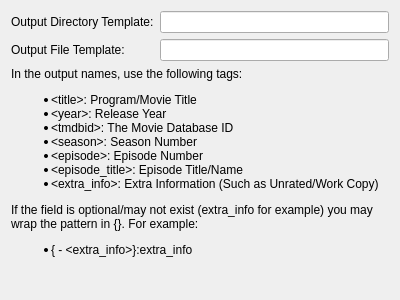
The window that UI/Preferences/TVShowSettings.ui (towel42-com/MediaManager) describes before a commit, drawn with Qt 5.
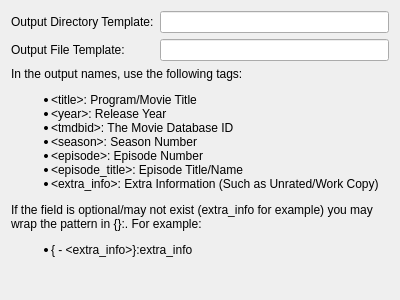
The same window after the commit.

Patch:
```diff
--- a/UI/Preferences/TVShowSettings.ui
+++ b/UI/Preferences/TVShowSettings.ui
@@ -47,7 +47,7 @@
    <item row="2" column="0" colspan="2">
     <widget class="QLabel" name="label_3">
      <property name="text">
-      <string>&lt;html&gt;&lt;head/&gt;&lt;body&gt;&lt;p&gt;In the output names, use the following tags:&lt;/p&gt;&lt;ul style=&quot;margin-top: 0px; margin-bottom: 0px; margin-left: 0px; margin-right: 0px; -qt-list-indent: 1;&quot;&gt;&lt;li style=&quot; margin-top:12px; margin-bottom:0px; margin-left:0px; margin-right:0px; -qt-block-indent:0; text-indent:0px;&quot;&gt;&amp;lt;title&amp;gt;: Program/Movie Title&lt;/li&gt;&lt;li style=&quot; margin-top:0px; margin-bottom:0px; margin-left:0px; margin-right:0px; -qt-block-indent:0; text-indent:0px;&quot;&gt;&amp;lt;year&amp;gt;: Release Year&lt;/li&gt;&lt;li style=&quot; margin-top:0px; margin-bottom:0px; margin-left:0px; margin-right:0px; -qt-block-indent:0; text-indent:0px;&quot;&gt;&amp;lt;tmdbid&amp;gt;: The Movie Database ID&lt;/li&gt;&lt;li style=&quot; margin-top:0px; margin-bottom:0px; margin-left:0px; margin-right:0px; -qt-block-indent:0; text-indent:0px;&quot;&gt;&amp;lt;season&amp;gt;: Season Number&lt;/li&gt;&lt;li style=&quot; margin-top:0px; margin-bottom:0px; margin-left:0px; margin-right:0px; -qt-block-indent:0; text-indent:0px;&quot;&gt;&amp;lt;episode&amp;gt;: Episode Number&lt;/li&gt;&lt;li style=&quot; margin-top:0px; margin-bottom:0px; margin-left:0px; margin-right:0px; -qt-block-indent:0; text-indent:0px;&quot;&gt;&amp;lt;episode_title&amp;gt;: Episode Title/Name&lt;/li&gt;&lt;li style=&quot; margin-top:0px; margin-bottom:12px; margin-left:0px; margin-right:0px; -qt-block-indent:0; text-indent:0px;&quot;&gt;&amp;lt;extra_info&amp;gt;: Extra Information (Such as Unrated/Work Copy)&lt;/li&gt;&lt;/ul&gt;&lt;p&gt;If the field is optional/may not exist (extra_info for example) you may wrap the pattern in {}. For example:&lt;/p&gt;&lt;ul style=&quot;margin-top: 0px; margin-bottom: 0px; margin-left: 0px; margin-right: 0px; -qt-list-indent: 1;&quot;&gt;&lt;li style=&quot; margin-top:0px; margin-bottom:12px; margin-left:0px; margin-right:0px; -qt-block-indent:0; text-indent:0px;&quot;&gt;{ - &amp;lt;extra_info&amp;gt;}:extra_info&lt;/li&gt;&lt;/ul&gt;&lt;/body&gt;&lt;/html&gt;</string>
+      <string>&lt;html&gt;&lt;head/&gt;&lt;body&gt;&lt;p&gt;In the output names, use the following tags:&lt;/p&gt;&lt;ul style=&quot;margin-top: 0px; margin-bottom: 0px; margin-left: 0px; margin-right: 0px; -qt-list-indent: 1;&quot;&gt;&lt;li style=&quot; margin-top:12px; margin-bottom:0px; margin-left:0px; margin-right:0px; -qt-block-indent:0; text-indent:0px;&quot;&gt;&amp;lt;title&amp;gt;: Program/Movie Title&lt;/li&gt;&lt;li style=&quot; margin-top:0px; margin-bottom:0px; margin-left:0px; margin-right:0px; -qt-block-indent:0; text-indent:0px;&quot;&gt;&amp;lt;year&amp;gt;: Release Year&lt;/li&gt;&lt;li style=&quot; margin-top:0px; margin-bottom:0px; margin-left:0px; margin-right:0px; -qt-block-indent:0; text-indent:0px;&quot;&gt;&amp;lt;tmdbid&amp;gt;: The Movie Database ID&lt;/li&gt;&lt;li style=&quot; margin-top:0px; margin-bottom:0px; margin-left:0px; margin-right:0px; -qt-block-indent:0; text-indent:0px;&quot;&gt;&amp;lt;season&amp;gt;: Season Number&lt;/li&gt;&lt;li style=&quot; margin-top:0px; margin-bottom:0px; margin-left:0px; margin-right:0px; -qt-block-indent:0; text-indent:0px;&quot;&gt;&amp;lt;episode&amp;gt;: Episode Number&lt;/li&gt;&lt;li style=&quot; margin-top:0px; margin-bottom:0px; margin-left:0px; margin-right:0px; -qt-block-indent:0; text-indent:0px;&quot;&gt;&amp;lt;episode_title&amp;gt;: Episode Title/Name&lt;/li&gt;&lt;li style=&quot; margin-top:0px; margin-bottom:12px; margin-left:0px; margin-right:0px; -qt-block-indent:0; text-indent:0px;&quot;&gt;&amp;lt;extra_info&amp;gt;: Extra Information (Such as Unrated/Work Copy)&lt;/li&gt;&lt;/ul&gt;&lt;p&gt;If the field is optional/may not exist (extra_info for example) you may wrap the pattern in {}:. For example:&lt;/p&gt;&lt;ul style=&quot;margin-top: 0px; margin-bottom: 0px; margin-left: 0px; margin-right: 0px; -qt-list-indent: 1;&quot;&gt;&lt;li style=&quot; margin-top:0px; margin-bottom:12px; margin-left:0px; margin-right:0px; -qt-block-indent:0; text-indent:0px;&quot;&gt;{ - &amp;lt;extra_info&amp;gt;}:extra_info&lt;/li&gt;&lt;/ul&gt;&lt;/body&gt;&lt;/html&gt;</string>
      </property>
      <property name="wordWrap">
       <bool>true</bool>
```
